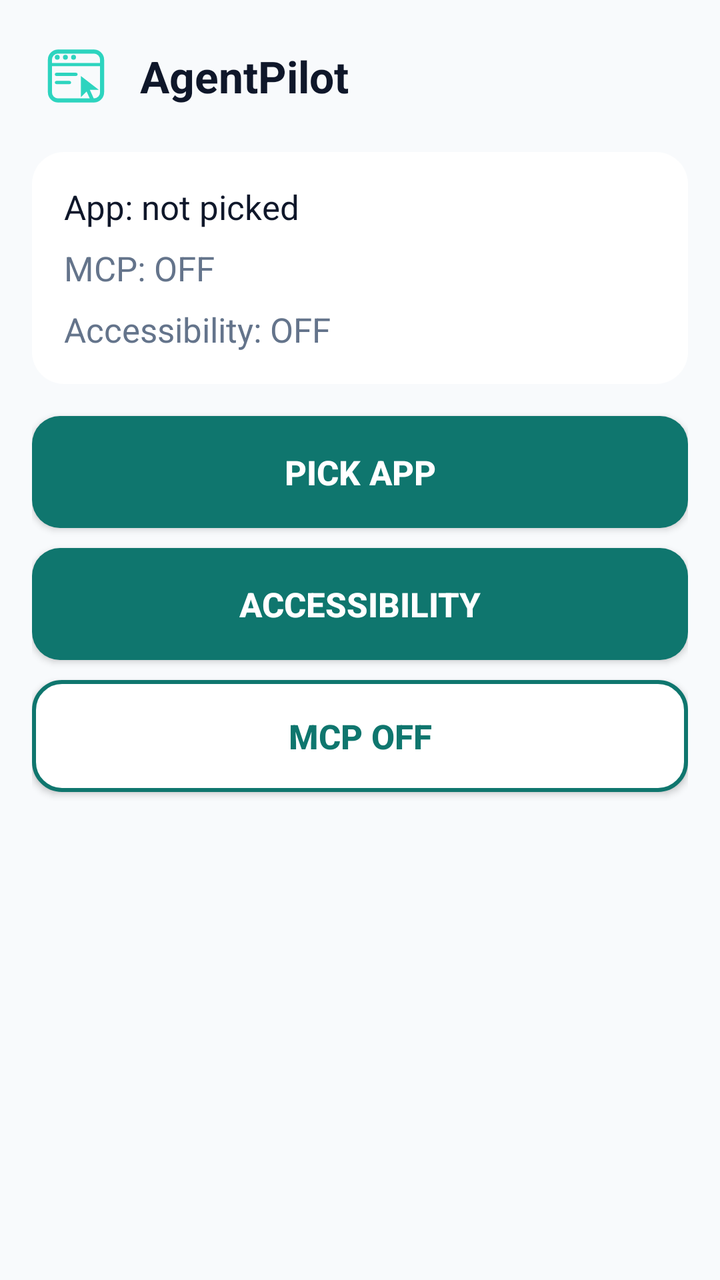
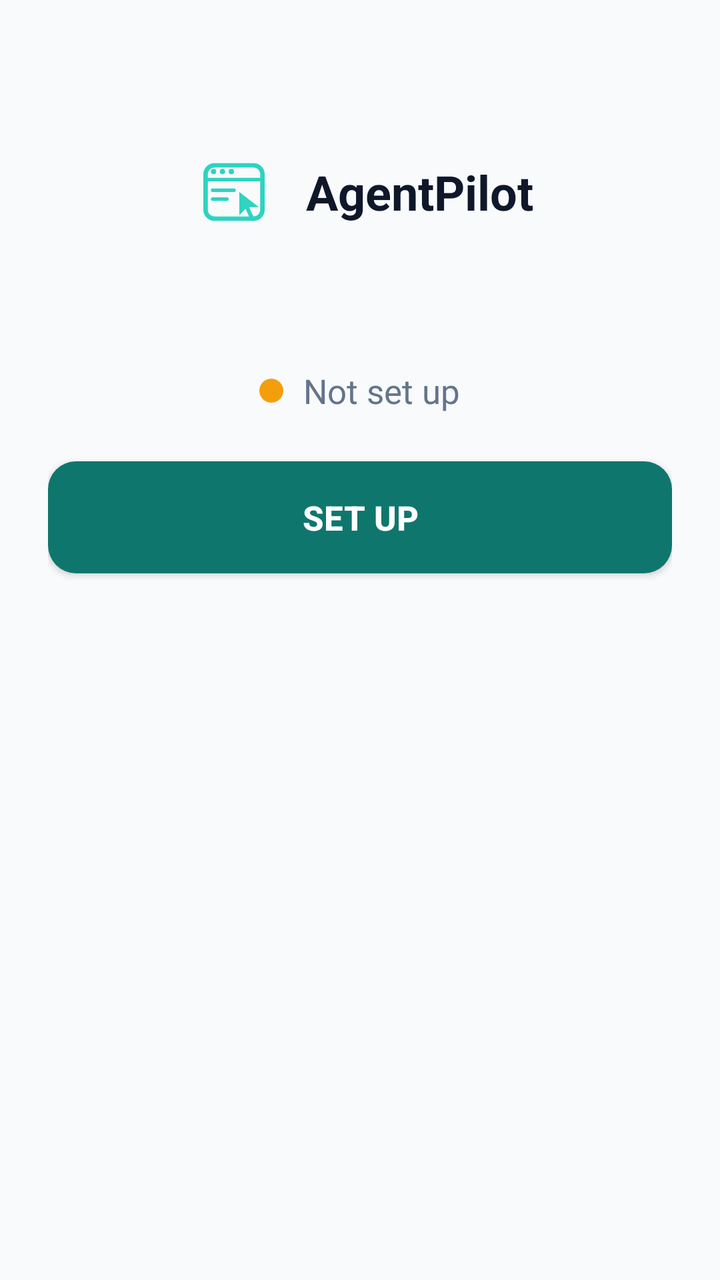

Compare the two renders of this Android layout. The source of the first and the diff that turns it into the second are given below.
<!-- AndroidManifest.xml: application theme android:Theme.Material.Light.NoActionBar -->
<!-- res/layout/activity_main.xml -->
<?xml version="1.0" encoding="utf-8"?>
<LinearLayout xmlns:android="http://schemas.android.com/apk/res/android"
    android:layout_width="match_parent"
    android:layout_height="match_parent"
    android:background="@color/background"
    android:orientation="vertical"
    android:padding="16dp">

    <LinearLayout
        android:layout_width="match_parent"
        android:layout_height="wrap_content"
        android:gravity="center_vertical"
        android:orientation="horizontal">

        <ImageView
            android:layout_width="44dp"
            android:layout_height="44dp"
            android:contentDescription="AgentPilot logo"
            android:src="@drawable/ic_launcher_foreground" />

        <TextView
            android:layout_width="wrap_content"
            android:layout_height="wrap_content"
            android:layout_marginStart="10dp"
            android:text="AgentPilot"
            android:textColor="@color/text"
            android:textSize="22sp"
            android:textStyle="bold" />
    </LinearLayout>

    <LinearLayout
        android:layout_width="match_parent"
        android:layout_height="wrap_content"
        android:layout_marginTop="16dp"
        android:background="@drawable/rounded_card"
        android:orientation="vertical"
        android:padding="16dp">

        <TextView
            android:id="@+id/appStatus"
            android:layout_width="match_parent"
            android:layout_height="wrap_content"
            android:text="App: not picked"
            android:textColor="@color/text"
            android:textSize="17sp" />

        <TextView
            android:id="@+id/mcpStatus"
            android:layout_width="match_parent"
            android:layout_height="wrap_content"
            android:layout_marginTop="8dp"
            android:text="MCP: OFF"
            android:textColor="@color/secondary"
            android:textSize="17sp" />

        <TextView
            android:id="@+id/a11yStatus"
            android:layout_width="match_parent"
            android:layout_height="wrap_content"
            android:layout_marginTop="8dp"
            android:text="Accessibility: OFF"
            android:textColor="@color/secondary"
            android:textSize="17sp" />
    </LinearLayout>

    <Button
        android:id="@+id/updateButton"
        android:layout_width="match_parent"
        android:layout_height="56dp"
        android:layout_marginTop="16dp"
        android:background="@drawable/rounded_button"
        android:text="Update"
        android:textColor="@color/white"
        android:textSize="17sp"
        android:textStyle="bold"
        android:visibility="gone" />

    <Button
        android:id="@+id/pickTargetButton"
        android:layout_width="match_parent"
        android:layout_height="56dp"
        android:layout_marginTop="16dp"
        android:background="@drawable/rounded_button"
        android:text="Pick app"
        android:textColor="@color/white"
        android:textSize="17sp"
        android:textStyle="bold" />

    <Button
        android:id="@+id/a11yButton"
        android:layout_width="match_parent"
        android:layout_height="56dp"
        android:layout_marginTop="10dp"
        android:background="@drawable/rounded_button"
        android:text="Accessibility"
        android:textColor="@color/white"
        android:textSize="17sp"
        android:textStyle="bold" />

    <Button
        android:id="@+id/mcpButton"
        android:layout_width="match_parent"
        android:layout_height="56dp"
        android:layout_marginTop="10dp"
        android:background="@drawable/rounded_button_outline"
        android:text="MCP off"
        android:textColor="@color/accent"
        android:textSize="17sp"
        android:textStyle="bold" />
</LinearLayout>
<!-- resources referenced by this layout -->
<resources>
  <color name="accent">#0F766E</color>
  <color name="background">#F8FAFC</color>
  <color name="secondary">#64748B</color>
  <color name="text">#0F172A</color>
  <color name="white">#FFFFFF</color>
  <!-- drawable ic_launcher_foreground (drawable) -->
  <?xml version="1.0" encoding="utf-8"?>
  <vector xmlns:android="http://schemas.android.com/apk/res/android"
      android:width="108dp"
      android:height="108dp"
      android:viewportWidth="108"
      android:viewportHeight="108">
      <path
          android:fillColor="#00000000"
          android:pathData="M32,24 H76 A10,10 0 0,1 86,34 V74 A10,10 0 0,1 76,84 H32 A10,10 0 0,1 22,74 V34 A10,10 0 0,1 32,24 Z"
          android:strokeColor="#2DD4BF"
          android:strokeLineJoin="round"
          android:strokeWidth="5" />
      <path
          android:fillColor="#00000000"
          android:pathData="M22,40 H86"
          android:strokeColor="#2DD4BF"
          android:strokeLineCap="round"
          android:strokeWidth="4" />
      <path
          android:fillColor="#2DD4BF"
          android:pathData="M28,31 a3,3 0 1,0 6,0 a3,3 0 1,0 -6,0 Z" />
      <path
          android:fillColor="#2DD4BF"
          android:pathData="M38,31 a3,3 0 1,0 6,0 a3,3 0 1,0 -6,0 Z" />
      <path
          android:fillColor="#2DD4BF"
          android:pathData="M48,31 a3,3 0 1,0 6,0 a3,3 0 1,0 -6,0 Z" />
      <path
          android:fillColor="#00000000"
          android:pathData="M30,52 H54 M30,62 H46"
          android:strokeColor="#2DD4BF"
          android:strokeLineCap="round"
          android:strokeWidth="4" />
      <path
          android:fillColor="#2DD4BF"
          android:pathData="M60,54 L60,80 L67,73 L72,84 L76,82 L71,71 L82,71 Z" />
  </vector>
  <!-- drawable rounded_button (drawable) -->
  <?xml version="1.0" encoding="utf-8"?>
  <shape xmlns:android="http://schemas.android.com/apk/res/android"
      android:shape="rectangle">
      <solid android:color="@color/accent" />
      <corners android:radius="14dp" />
  </shape>
  <!-- drawable rounded_button_outline (drawable) -->
  <?xml version="1.0" encoding="utf-8"?>
  <shape xmlns:android="http://schemas.android.com/apk/res/android"
      android:shape="rectangle">
      <solid android:color="@color/white" />
      <stroke
          android:width="2dp"
          android:color="@color/accent" />
      <corners android:radius="14dp" />
  </shape>
  <!-- drawable rounded_card (drawable) -->
  <?xml version="1.0" encoding="utf-8"?>
  <shape xmlns:android="http://schemas.android.com/apk/res/android"
      android:shape="rectangle">
      <solid android:color="@color/card" />
      <corners android:radius="16dp" />
  </shape>
  <color name="card">#FFFFFF</color>
</resources>

<!-- the commit's change to res/layout/activity_main.xml (unified diff, before → after) -->
@@ -3,62 +3,52 @@
     android:layout_width="match_parent"
     android:layout_height="match_parent"
     android:background="@color/background"
+    android:gravity="center_horizontal"
     android:orientation="vertical"
-    android:padding="16dp">
+    android:padding="24dp">
 
     <LinearLayout
-        android:layout_width="match_parent"
+        android:layout_width="wrap_content"
         android:layout_height="wrap_content"
+        android:layout_marginTop="48dp"
         android:gravity="center_vertical"
         android:orientation="horizontal">
 
         <ImageView
-            android:layout_width="44dp"
-            android:layout_height="44dp"
+            android:layout_width="48dp"
+            android:layout_height="48dp"
             android:contentDescription="AgentPilot logo"
             android:src="@drawable/ic_launcher_foreground" />
 
         <TextView
             android:layout_width="wrap_content"
             android:layout_height="wrap_content"
-            android:layout_marginStart="10dp"
+            android:layout_marginStart="12dp"
             android:text="AgentPilot"
             android:textColor="@color/text"
-            android:textSize="22sp"
+            android:textSize="24sp"
             android:textStyle="bold" />
     </LinearLayout>
 
     <LinearLayout
-        android:layout_width="match_parent"
+        android:layout_width="wrap_content"
         android:layout_height="wrap_content"
-        android:layout_marginTop="16dp"
-        android:background="@drawable/rounded_card"
-        android:orientation="vertical"
-        android:padding="16dp">
+        android:layout_marginTop="64dp"
+        android:gravity="center_vertical"
+        android:orientation="horizontal">
+
+        <View
+            android:id="@+id/statusDot"
+            android:layout_width="12dp"
+            android:layout_height="12dp"
+            android:background="@drawable/dot_amber" />
 
         <TextView
-            android:id="@+id/appStatus"
-            android:layout_width="match_parent"
+            android:id="@+id/statusText"
+            android:layout_width="wrap_content"
             android:layout_height="wrap_content"
-            android:text="App: not picked"
-            android:textColor="@color/text"
-            android:textSize="17sp" />
-
-        <TextView
-            android:id="@+id/mcpStatus"
-            android:layout_width="match_parent"
-            android:layout_height="wrap_content"
-            android:layout_marginTop="8dp"
-            android:text="MCP: OFF"
-            android:textColor="@color/secondary"
-            android:textSize="17sp" />
-
-        <TextView
-            android:id="@+id/a11yStatus"
-            android:layout_width="match_parent"
-            android:layout_height="wrap_content"
-            android:layout_marginTop="8dp"
-            android:text="Accessibility: OFF"
+            android:layout_marginStart="10dp"
+            android:text="Not set up"
             android:textColor="@color/secondary"
             android:textSize="17sp" />
     </LinearLayout>
@@ -67,7 +57,7 @@
         android:id="@+id/updateButton"
         android:layout_width="match_parent"
         android:layout_height="56dp"
-        android:layout_marginTop="16dp"
+        android:layout_marginTop="64dp"
         android:background="@drawable/rounded_button"
         android:text="Update"
         android:textColor="@color/white"
@@ -76,35 +66,13 @@
         android:visibility="gone" />
 
     <Button
-        android:id="@+id/pickTargetButton"
+        android:id="@+id/actionButton"
         android:layout_width="match_parent"
         android:layout_height="56dp"
-        android:layout_marginTop="16dp"
+        android:layout_marginTop="24dp"
         android:background="@drawable/rounded_button"
-        android:text="Pick app"
+        android:text="Set up"
         android:textColor="@color/white"
         android:textSize="17sp"
         android:textStyle="bold" />
-
-    <Button
-        android:id="@+id/a11yButton"
-        android:layout_width="match_parent"
-        android:layout_height="56dp"
-        android:layout_marginTop="10dp"
-        android:background="@drawable/rounded_button"
-        android:text="Accessibility"
-        android:textColor="@color/white"
-        android:textSize="17sp"
-        android:textStyle="bold" />
-
-    <Button
-        android:id="@+id/mcpButton"
-        android:layout_width="match_parent"
-        android:layout_height="56dp"
-        android:layout_marginTop="10dp"
-        android:background="@drawable/rounded_button_outline"
-        android:text="MCP off"
-        android:textColor="@color/accent"
-        android:textSize="17sp"
-        android:textStyle="bold" />
 </LinearLayout>
<!-- resource entries referenced after the edit -->
@@ -5,6 +5,12 @@
   <color name="secondary">#64748B</color>
   <color name="text">#0F172A</color>
   <color name="white">#FFFFFF</color>
+  <!-- drawable dot_amber (drawable) -->
+  <?xml version="1.0" encoding="utf-8"?>
+  <shape xmlns:android="http://schemas.android.com/apk/res/android"
+      android:shape="oval">
+      <solid android:color="#F59E0B" />
+  </shape>
   <!-- drawable ic_launcher_foreground (drawable) -->
   <?xml version="1.0" encoding="utf-8"?>
   <vector xmlns:android="http://schemas.android.com/apk/res/android"
@@ -50,23 +56,5 @@
       <solid android:color="@color/accent" />
       <corners android:radius="14dp" />
   </shape>
-  <!-- drawable rounded_button_outline (drawable) -->
-  <?xml version="1.0" encoding="utf-8"?>
-  <shape xmlns:android="http://schemas.android.com/apk/res/android"
-      android:shape="rectangle">
-      <solid android:color="@color/white" />
-      <stroke
-          android:width="2dp"
-          android:color="@color/accent" />
-      <corners android:radius="14dp" />
-  </shape>
-  <!-- drawable rounded_card (drawable) -->
-  <?xml version="1.0" encoding="utf-8"?>
-  <shape xmlns:android="http://schemas.android.com/apk/res/android"
-      android:shape="rectangle">
-      <solid android:color="@color/card" />
-      <corners android:radius="16dp" />
-  </shape>
-  <color name="card">#FFFFFF</color>
 </resources>
 
